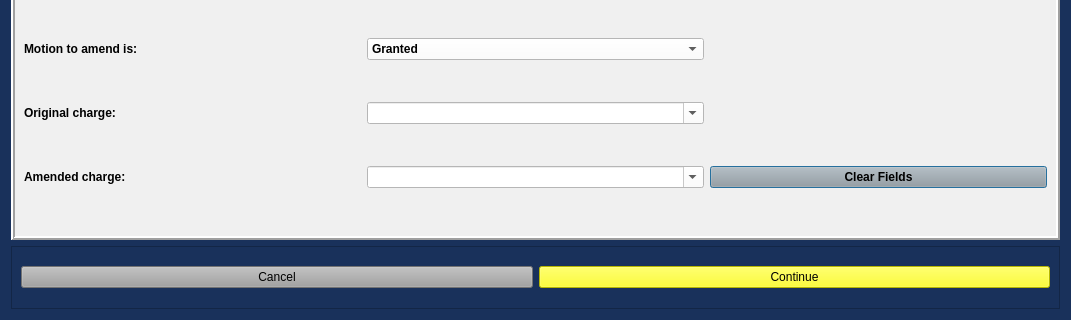
Old version of the form resources/ui/AmendOffenseDialog.ui in the repository HunterProgram22/MuniEntry; both pictures show x 0 to 1071 and y 154 to 474 of the 1071 by 474 pixel window.
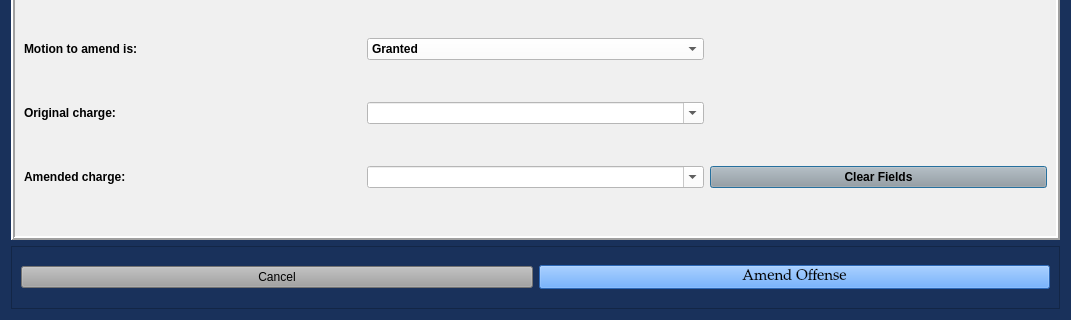
New version of the form.

Commit message: Updated UI button colors and names.

What changed in the file:
```diff
--- a/resources/ui/AmendOffenseDialog.ui
+++ b/resources/ui/AmendOffenseDialog.ui
@@ -201,6 +201,9 @@
    </item>
    <item>
     <widget class="QFrame" name="frame">
+     <property name="styleSheet">
+      <string notr="true">font: 75 11pt &quot;Palatino Linotype&quot;;</string>
+     </property>
      <property name="frameShape">
       <enum>QFrame::StyledPanel</enum>
      </property>
@@ -219,12 +222,22 @@
        </widget>
       </item>
       <item row="0" column="1">
-       <widget class="QPushButton" name="continue_Button">
+       <widget class="QPushButton" name="amend_offense_Button">
+        <property name="font">
+         <font>
+          <family>Palatino Linotype</family>
+          <pointsize>11</pointsize>
+          <weight>9</weight>
+          <italic>false</italic>
+          <bold>false</bold>
+         </font>
+        </property>
         <property name="styleSheet">
-         <string notr="true">background-color: rgb(255, 255, 0);</string>
+         <string notr="true">background-color: rgb(62, 146, 255);
+font: 75 11pt &quot;Palatino Linotype&quot;;</string>
         </property>
         <property name="text">
-         <string>Continue</string>
+         <string>Amend Offense</string>
         </property>
        </widget>
       </item>
```
The commit also changes 9 other files.
